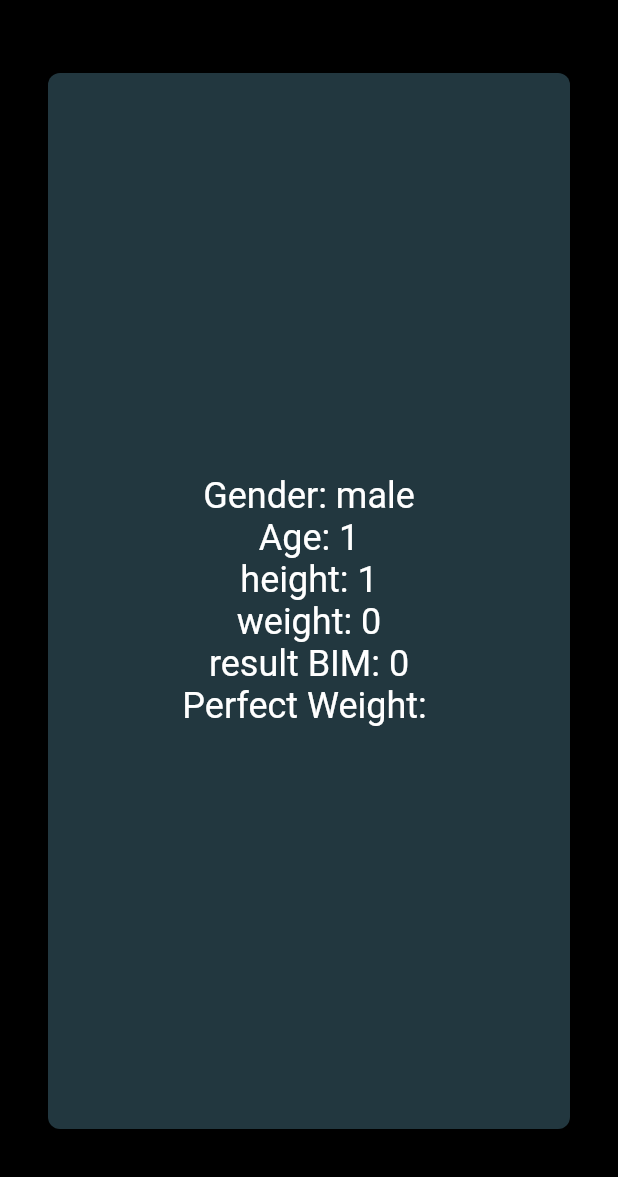
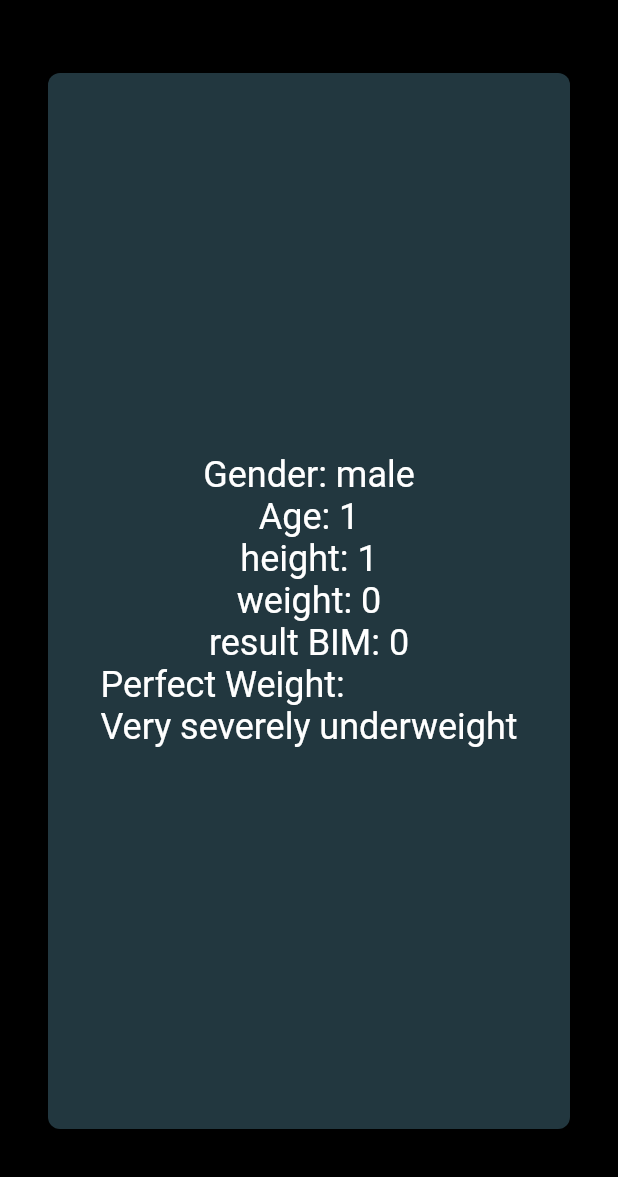
Before and after one commit to Mahmoud-Magdy17/BMI_Calculator_Project, a Flutter app: the screen it shows after launch, after a tap on "CALCULATE", on a phone screen of 412 x 824 dp, the part 59-1236 px from its top. Run offline on Flutter 3.47's test engine with Material 2 defaults, Android fonts, the phone set to English and light mode, and no system bars.

Commit message:
Adding Perfect weight feature

```diff
--- a/lib/pages/home_page.dart
+++ b/lib/pages/home_page.dart
@@ -167,6 +167,7 @@ class _HomePageState extends State<HomePage> {
                             mainAxisAlignment: MainAxisAlignment.spaceEvenly,
                             children: [
                               CircleAvatar(
+                                backgroundColor: secondColor,
                                 child: IconButton(
                                     onPressed: () {
                                       weight--;
@@ -177,6 +178,7 @@ class _HomePageState extends State<HomePage> {
                                 minRadius: 32,
                               ),
                               CircleAvatar(
+                                backgroundColor: secondColor,
                                 child: IconButton(
                                     onPressed: () {
                                       weight++;
@@ -217,6 +219,7 @@ class _HomePageState extends State<HomePage> {
                             mainAxisAlignment: MainAxisAlignment.spaceEvenly,
                             children: [
                               CircleAvatar(
+                                backgroundColor: secondColor,
                                 child: IconButton(
                                     onPressed: () {
                                       age--;
@@ -227,12 +230,14 @@ class _HomePageState extends State<HomePage> {
                                 minRadius: 32,
                               ),
                               CircleAvatar(
+                                backgroundColor: secondColor,
                                 child: IconButton(
                                     onPressed: () {
                                       age++;
                                       setState(() {});
                                     },
-                                    icon: Icon(Icons.plus_one_sharp)),
+                                    icon: Icon(Icons.plus_one_sharp),
+                                ),
                                 minRadius: 32,
                               )
                             ],
--- a/lib/pages/second_page.dart
+++ b/lib/pages/second_page.dart
@@ -5,7 +5,7 @@ class SecondPage extends StatelessWidget {
   int height=0;
   int weight=0;
   String gender = "";
-
+  String Perfect = "";
   SecondPage(double _height,double _weight,double _age,String _gender,{super.key}) {
     age=_age.toInt();
     weight = _weight.toInt();
@@ -46,7 +46,17 @@ class SecondPage extends StatelessWidget {
               Text("height: ${height}",style: TextStyle(color: Colors.white,fontSize: 24),),
               Text("weight: ${weight}",style: TextStyle(color: Colors.white,fontSize: 24),),
               Text("result BIM: ${((weight*10000)/(height*height)).toInt()}",style: TextStyle(color: Colors.white,fontSize: 24),),
-              Text("Perfect Weight: ",style: TextStyle(color: Colors.white,fontSize: 24),)
+              Text("Perfect Weight: \n"
+                  "${((weight*10000)/(height*height)).toInt() < 15?'Very severely underweight':
+              (((weight*10000)/(height*height)).toInt() >= 15 && ((weight*10000)/(height*height)).toInt() <= 16)?'Severely underweight':
+              (((weight*10000)/(height*height)).toInt() >= 15 && ((weight*10000)/(height*height)).toInt() <= 16)?'Underweight':
+              (((weight*10000)/(height*height)) >= 16 && ((weight*10000)/(height*height)).toInt() <= 18.5)?'Normal (healthy weight)':
+              (((weight*10000)/(height*height)) >= 18.5 && ((weight*10000)/(height*height)) <= 25)?'Overweight':
+              (((weight*10000)/(height*height)) >= 25 && ((weight*10000)/(height*height)) <= 30)?'Obese Class I (Moderately obese)':
+              (((weight*10000)/(height*height)) >= 30 && ((weight*10000)/(height*height)) <= 35)?'Obese Class II (Severely obese)':
+              (((weight*10000)/(height*height)) >= 35 && ((weight*10000)/(height*height)) <= 40)?'Obese Class III (Very severely obese)':
+              'Underweight'
+              }",style: TextStyle(color: Colors.white,fontSize: 24),)
             ],
           ),
         ),
```
